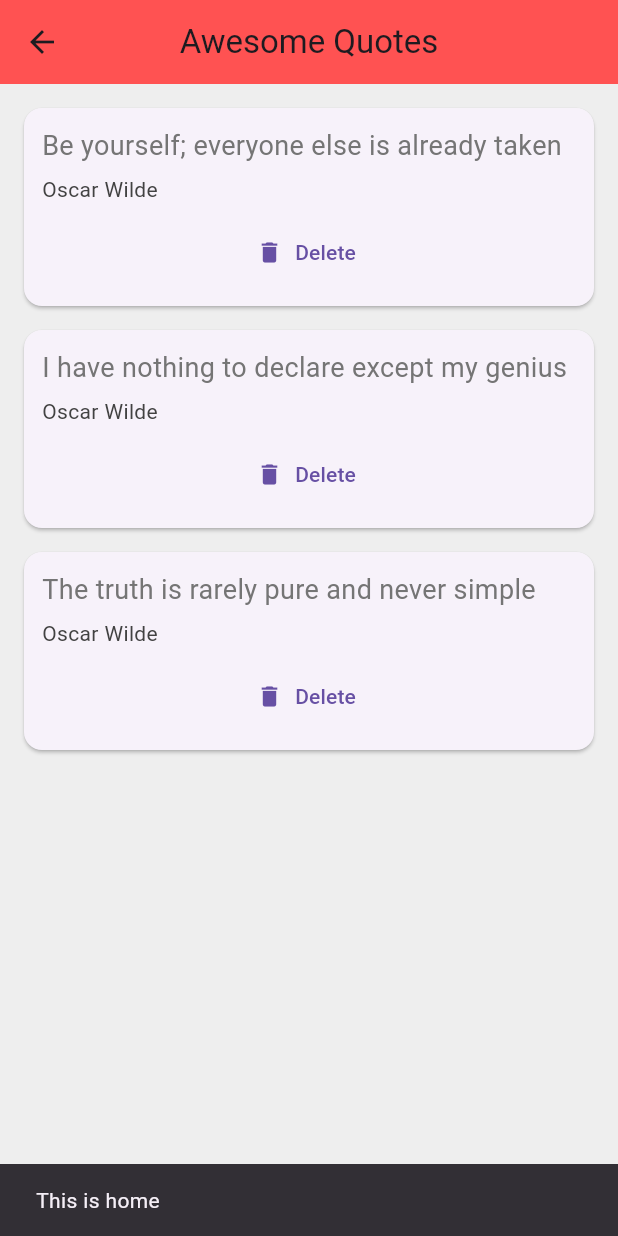
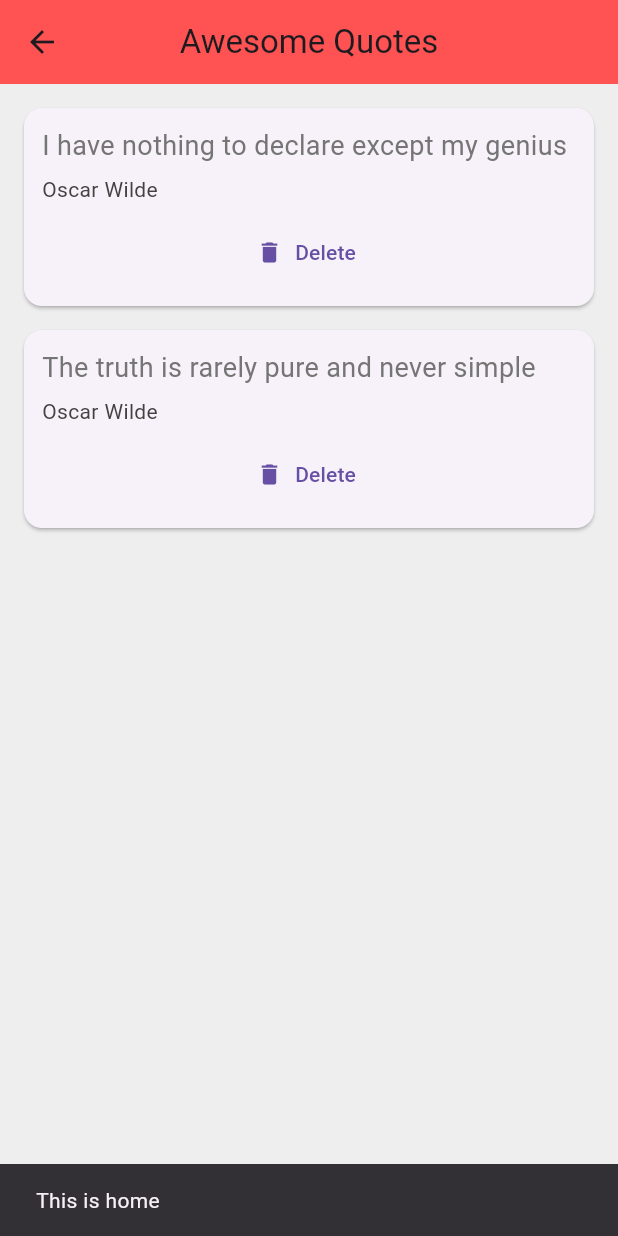
Before and after one commit to Mueem-Nahid/flutter-app-101, a Flutter app: the QuoteList screen opened directly, after a tap on "Delete", on a phone screen of 412 x 824 dp. Run offline on Flutter 3.47's test engine with Material 3 defaults, Android fonts, the phone set to English and light mode, and no system bars.

Commit message:
# Info - send function as parameter to delete the quote

```diff
--- a/lib/quote.dart
+++ b/lib/quote.dart
@@ -40,7 +40,15 @@ class _QuoteListState extends State<QuoteList> {
         backgroundColor: Colors.redAccent,
       ),
       body: Column(
-        children: quotes.map((quote) => QuoteCard(quote: quote)).toList(),
+        children: quotes.map((quote) =>
+            QuoteCard(
+                quote: quote,
+                delete: () {
+                  setState(() {
+                    quotes.remove(quote);
+                  });
+                }
+            )).toList(),
       ),
     );
   }
--- a/lib/quote_card.dart
+++ b/lib/quote_card.dart
@@ -3,8 +3,9 @@ import 'quote.dart';
 
 class QuoteCard extends StatelessWidget {
   final Quote quote;
+  final VoidCallback delete;
 
-  QuoteCard({required this.quote});
+  QuoteCard({required this.quote, required this.delete});
 
   @override
   Widget build(BuildContext context) {
@@ -30,7 +31,7 @@ class QuoteCard extends StatelessWidget {
               height: 8,
             ),
             TextButton.icon(
-              onPressed: () {},
+              onPressed: delete,
               label: const Text('Delete'),
               icon: const Icon(Icons.delete),
             )
```
